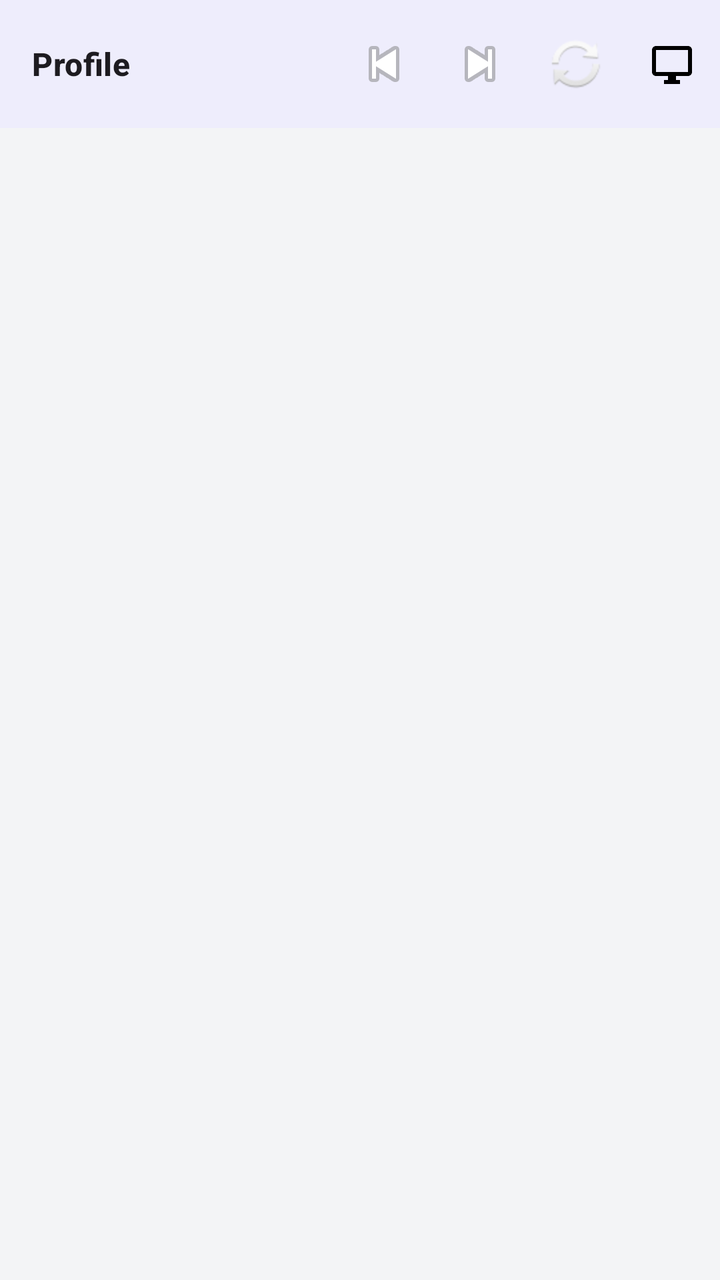
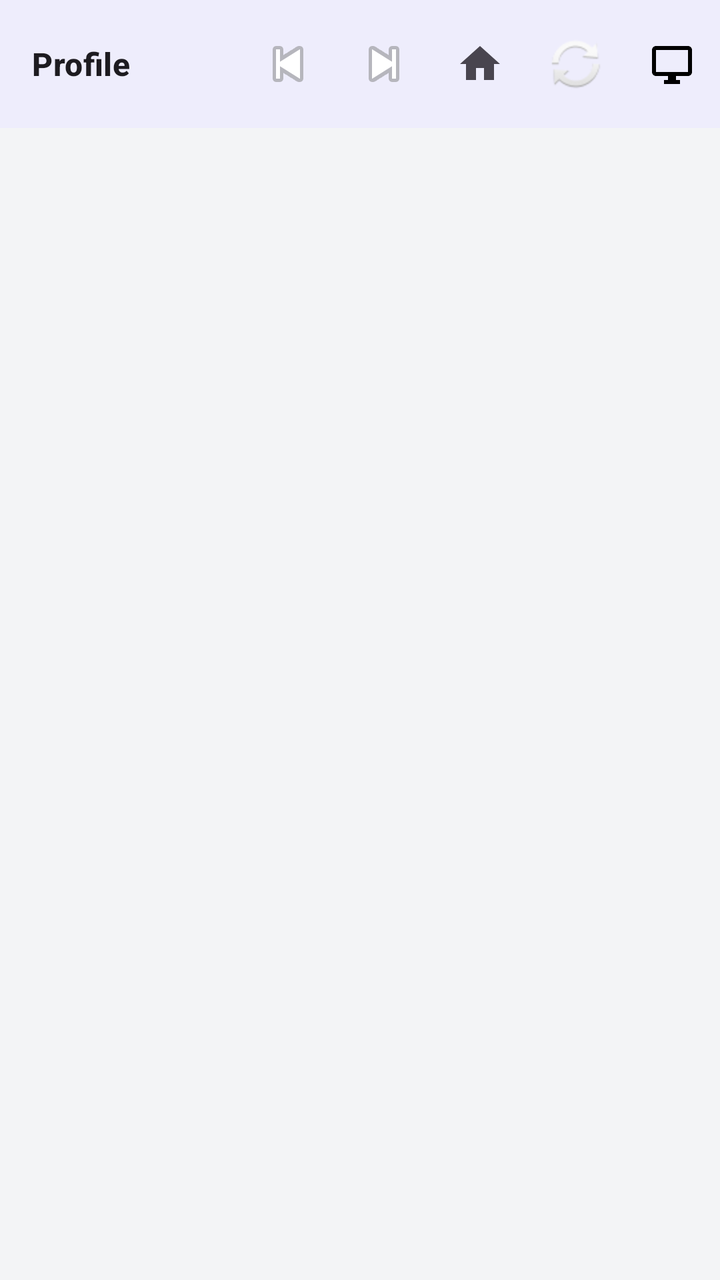

An Android layout rendered at two revisions. The XML below is the earlier revision; the diff shows what the commit changed to produce the second picture.
<!-- AndroidManifest.xml: activity theme Theme.WebWorkspace.NoActionBar -->
<!-- res/layout/activity_workspace.xml -->
<?xml version="1.0" encoding="utf-8"?>
<LinearLayout xmlns:android="http://schemas.android.com/apk/res/android"
    xmlns:app="http://schemas.android.com/apk/res-auto"
    android:layout_width="match_parent"
    android:layout_height="match_parent"
    android:orientation="vertical">

    <com.google.android.material.appbar.AppBarLayout
        android:layout_width="match_parent"
        android:layout_height="wrap_content">

        <com.google.android.material.appbar.MaterialToolbar
            android:id="@+id/toolbar"
            android:layout_width="match_parent"
            android:layout_height="?attr/actionBarSize"
            android:background="?attr/colorSurface"
            android:elevation="4dp">

            <LinearLayout
                android:layout_width="match_parent"
                android:layout_height="match_parent"
                android:gravity="center_vertical"
                android:orientation="horizontal">

                <TextView
                    android:id="@+id/tvWorkspaceProfileName"
                    android:layout_width="0dp"
                    android:layout_height="wrap_content"
                    android:layout_weight="1"
                    android:text="Profile"
                    android:textAppearance="?attr/textAppearanceTitleMedium"
                    android:textStyle="bold"
                    android:maxLines="1"
                    android:ellipsize="end" />

                <ImageButton
                    android:id="@+id/btnBack"
                    android:layout_width="48dp"
                    android:layout_height="48dp"
                    android:background="?attr/selectableItemBackgroundBorderless"
                    android:src="@android:drawable/ic_media_previous"
                    android:contentDescription="Back" />

                <ImageButton
                    android:id="@+id/btnForward"
                    android:layout_width="48dp"
                    android:layout_height="48dp"
                    android:background="?attr/selectableItemBackgroundBorderless"
                    android:src="@android:drawable/ic_media_next"
                    android:contentDescription="Forward" />

                <ImageButton
                    android:id="@+id/btnReload"
                    android:layout_width="48dp"
                    android:layout_height="48dp"
                    android:background="?attr/selectableItemBackgroundBorderless"
                    android:src="@android:drawable/ic_popup_sync"
                    android:contentDescription="Reload" />
                    
                <ImageButton
                    android:id="@+id/btnDesktopToggle"
                    android:layout_width="48dp"
                    android:layout_height="48dp"
                    android:background="?attr/selectableItemBackgroundBorderless"
                    android:src="@drawable/ic_desktop"
                    android:contentDescription="Desktop Toggle" />
            </LinearLayout>
        </com.google.android.material.appbar.MaterialToolbar>
        
        <ProgressBar
            android:id="@+id/progressBar"
            style="?android:attr/progressBarStyleHorizontal"
            android:layout_width="match_parent"
            android:layout_height="wrap_content"
            android:layout_marginTop="-8dp"
            android:layout_marginBottom="-8dp"
            android:indeterminate="true"
            android:visibility="gone" />
            
    </com.google.android.material.appbar.AppBarLayout>

    <FrameLayout
        android:id="@+id/webViewContainer"
        android:layout_width="match_parent"
        android:layout_height="match_parent" />

</LinearLayout>
<!-- resources referenced by this layout -->
<resources>
  <!-- drawable ic_desktop (drawable) -->
  <vector xmlns:android="http://schemas.android.com/apk/res/android"
      android:width="24dp"
      android:height="24dp"
      android:viewportWidth="24"
      android:viewportHeight="24">
      <path
          android:fillColor="#000000"
          android:pathData="M20,3H4C2.9,3 2,3.9 2,5v11c0,1.1 0.9,2 2,2h6v2H8v2h8v-2h-2v-2h6c1.1,0 2,-0.9 2,-2V5c0,-1.1 -0.9,-2 -2,-2zM20,16H4V5h16v11z"/>
  </vector>
  <style name="Theme.WebWorkspace.NoActionBar" parent="Theme.WebWorkspace">
          <item name="windowActionBar">false</item>
          <item name="windowNoTitle">true</item>
      </style>
  <style name="Theme.WebWorkspace" parent="Base.Theme.WebWorkspace">
          <item name="windowNoTitle">true</item>
          <item name="windowActionBar">false</item>
      </style>
  <style name="Base.Theme.WebWorkspace" parent="Theme.Material3.DayNight.NoActionBar">
          
          <item name="colorPrimary">@color/primary</item>
          <item name="colorPrimaryContainer">@color/primaryDark</item>
          <item name="colorOnPrimary">@color/white</item>
          <item name="colorSecondary">@color/secondary</item>
          <item name="colorOnSecondary">@color/white</item>
          <item name="android:colorBackground">@color/background</item>
          <item name="colorOnBackground">@color/text_primary</item>
          <item name="colorSurface">@color/surface</item>
          <item name="colorOnSurface">@color/text_primary</item>
          <item name="colorError">@color/error</item>
      </style>
  <color name="primary">#4F46E5</color>
  <color name="primaryDark">#3730A3</color>
  <color name="white">#FFFFFF</color>
  <color name="secondary">#10B981</color>
  <color name="background">#F3F4F6</color>
  <color name="text_primary">#111827</color>
  <color name="surface">#FFFFFF</color>
  <color name="error">#EF4444</color>
</resources>

<!-- the commit's change to res/layout/activity_workspace.xml (unified diff, before → after) -->
@@ -50,6 +50,14 @@
                     android:contentDescription="Forward" />
 
                 <ImageButton
+                    android:id="@+id/btnHome"
+                    android:layout_width="48dp"
+                    android:layout_height="48dp"
+                    android:background="?attr/selectableItemBackgroundBorderless"
+                    android:src="@drawable/ic_home"
+                    android:contentDescription="Home" />
+
+                <ImageButton
                     android:id="@+id/btnReload"
                     android:layout_width="48dp"
                     android:layout_height="48dp"
<!-- resource entries referenced after the edit -->
@@ -9,6 +9,17 @@
       <path
           android:fillColor="#000000"
           android:pathData="M20,3H4C2.9,3 2,3.9 2,5v11c0,1.1 0.9,2 2,2h6v2H8v2h8v-2h-2v-2h6c1.1,0 2,-0.9 2,-2V5c0,-1.1 -0.9,-2 -2,-2zM20,16H4V5h16v11z"/>
+  </vector>
+  <!-- drawable ic_home (drawable) -->
+  <vector xmlns:android="http://schemas.android.com/apk/res/android"
+      android:width="24dp"
+      android:height="24dp"
+      android:viewportWidth="24"
+      android:viewportHeight="24"
+      android:tint="?attr/colorControlNormal">
+    <path
+        android:fillColor="@android:color/white"
+        android:pathData="M10,20v-6h4v6h5v-8h3L12,3 2,12h3v8z"/>
   </vector>
   <style name="Theme.WebWorkspace.NoActionBar" parent="Theme.WebWorkspace">
           <item name="windowActionBar">false</item>
